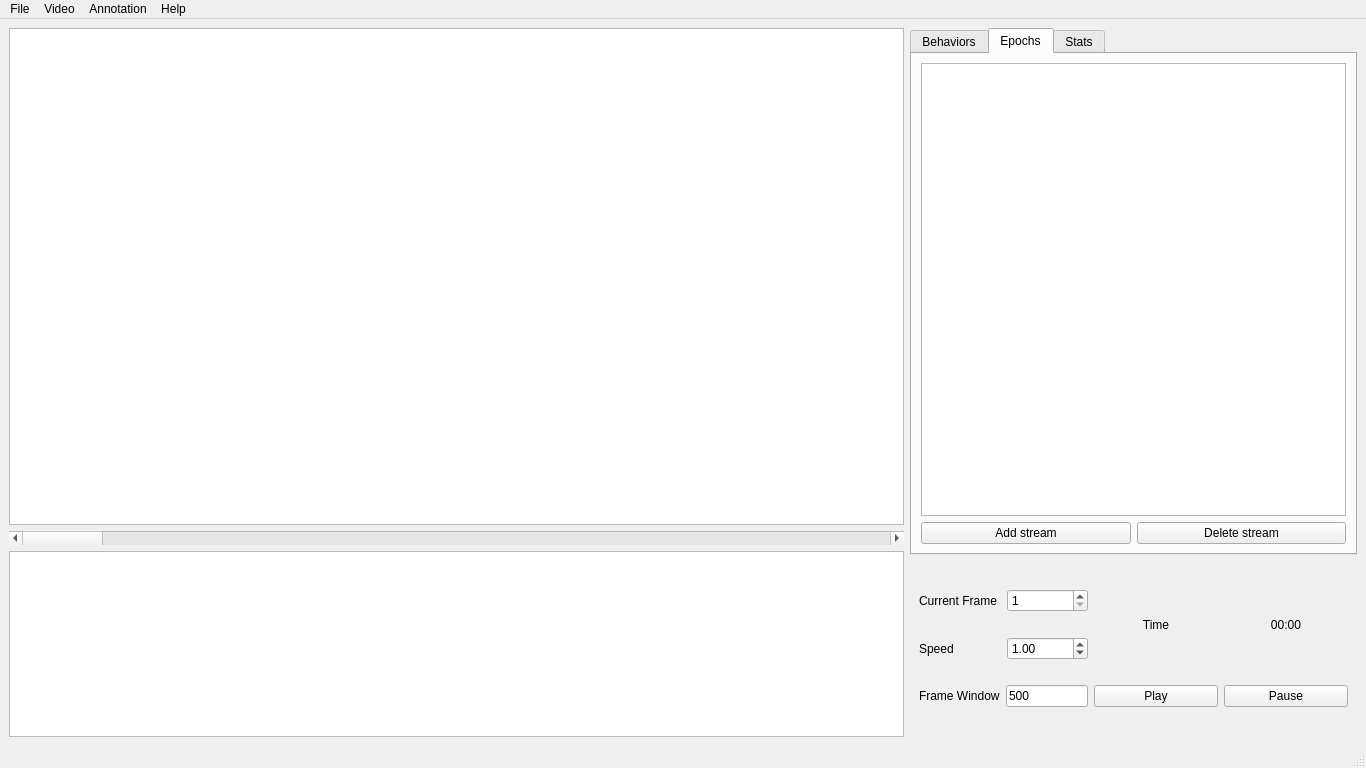
This is main-window.ui in hsingchien/Bannotator as Qt 5 draws it before an edit. The edited form follows.
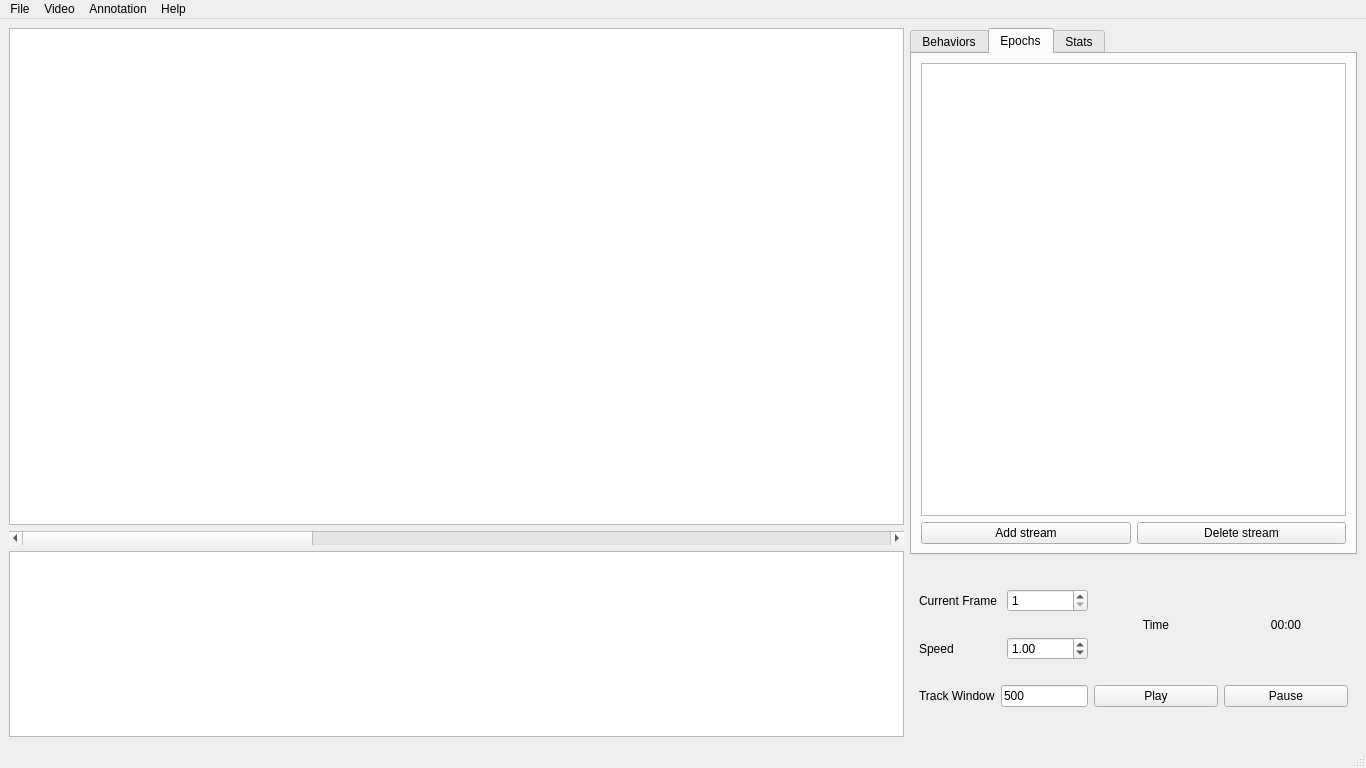
This is the edited form. Custom widgets are drawn as their Qt base class.

Commit message: implement plotting track

```diff
--- a/main-window.ui
+++ b/main-window.ui
@@ -26,10 +26,10 @@
          <number>1</number>
         </property>
         <property name="maximum">
-         <number>100</number>
+         <number>1000</number>
         </property>
         <property name="pageStep">
-         <number>10</number>
+         <number>500</number>
         </property>
         <property name="orientation">
          <enum>Qt::Horizontal</enum>
@@ -219,12 +219,12 @@
               <item>
                <widget class="QLabel" name="label">
                 <property name="text">
-                 <string>Frame Window</string>
+                 <string>Track Window</string>
                 </property>
                </widget>
               </item>
               <item>
-               <widget class="QLineEdit" name="framewindow_lineEdit">
+               <widget class="IntLineEdit" name="trackwindow_lineEdit">
                 <property name="text">
                  <string>500</string>
                 </property>
@@ -361,6 +361,16 @@
    <extends>QTableView</extends>
    <header>dataview</header>
   </customwidget>
+  <customwidget>
+   <class>IntLineEdit</class>
+   <extends>QLineEdit</extends>
+   <header>widgets</header>
+  </customwidget>
+  <customwidget>
+   <class>TrackPlotView</class>
+   <extends>QGraphicsView</extends>
+   <header>widgets</header>
+  </customwidget>
  </customwidgets>
  <resources/>
  <connections/>
```
Left out of the diff: 2 changed lines with no effect on the pictures. The commit also changes 4 other files.
